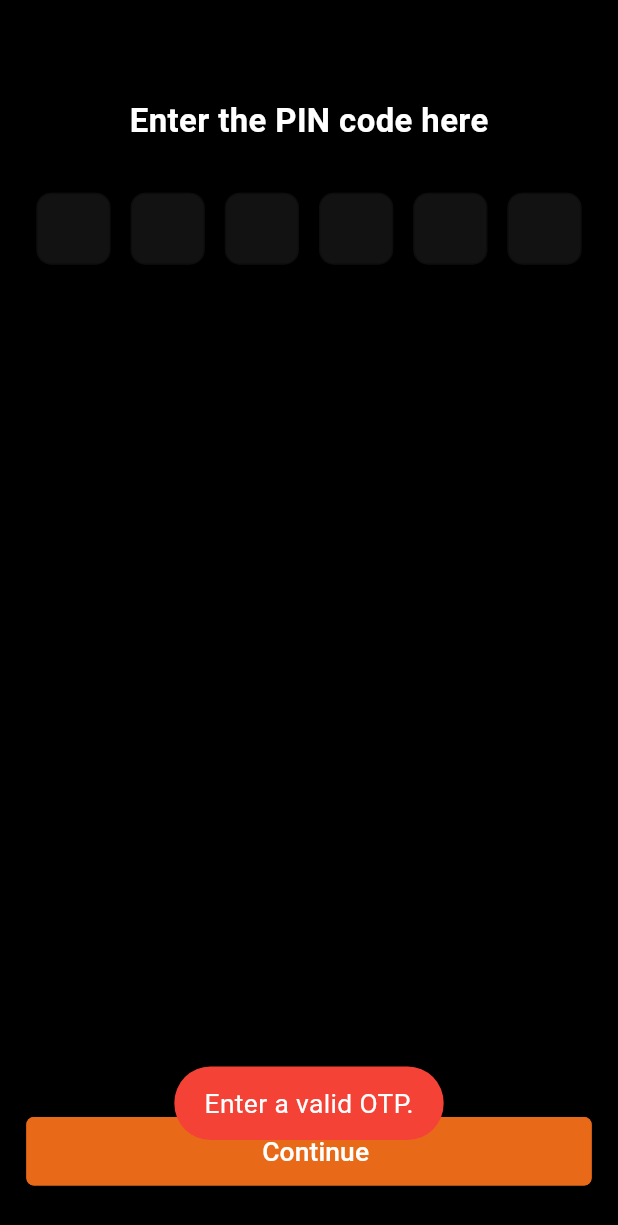
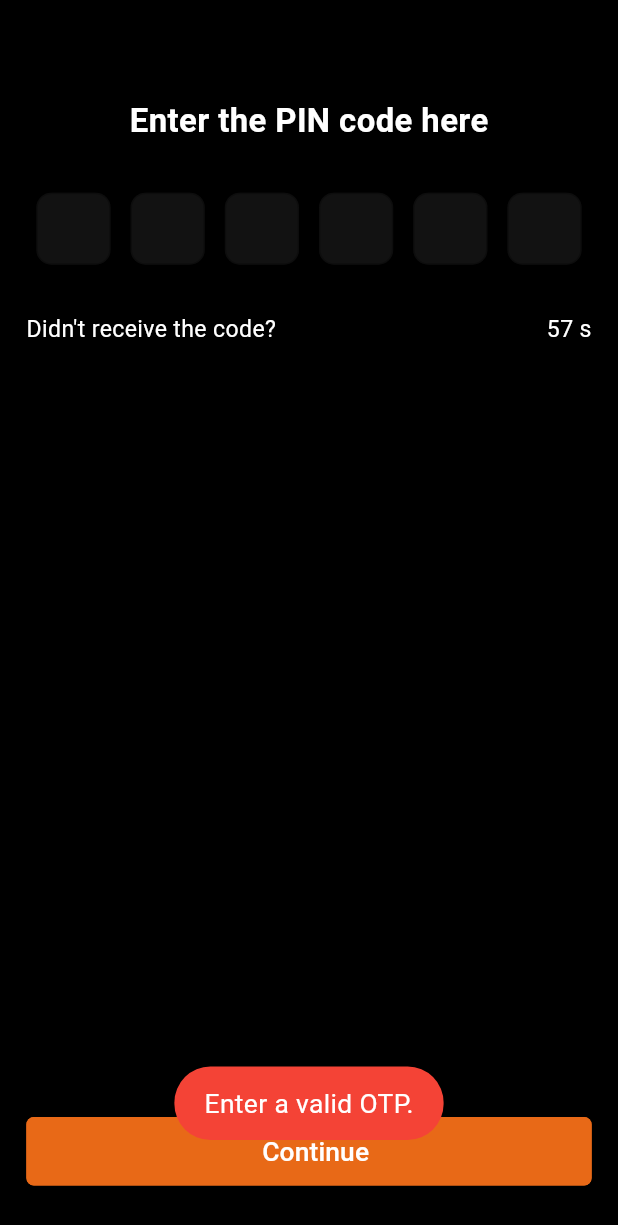
Before and after one commit to EvyxDev/Eventown, a Flutter app: the OtpScreen screen opened by its route, after a tap on "Continue", on a phone screen of 412 x 824 dp. Shown: the top 1225 px of the screen. Run offline on Flutter 3.47's test engine with Material 3 defaults, Android fonts, the light colour scheme and no system bars; drawn by our look-alikes of otp_text_field; our stand-ins replace crystal_navigation_bar, dartz, dio, flutter_bloc, flutter_screenutil, flutter_svg and 4 more; missing offline and left inert: bottom_sheet, data_connection_checker_tv, jumping_dot; accounts and stored records are empty.

Commit message:
Add resend code and refactor

```diff
--- a/assets/translations/ar.json
+++ b/assets/translations/ar.json
@@ -73,5 +73,7 @@
     "accountCreated": "تم إنشاء الحساب بنجاح.",
     "changePassword": "تغيير كلمة المرور",
     "typeYourRegisteredEmailToReceivePINCode": "اكتب بريدك الإلكتروني المسجل لتلقي رمز PIN.",
-    "passwordChangedSuccessfully": "تم تغيير كلمة المرور بنجاح."
+    "passwordChangedSuccessfully": "تم تغيير كلمة المرور بنجاح.",
+    "didntReceiveCode": "لم تتلقى الرمز؟",
+    "resendCode": "إعادة إرسال الرمز"
 }
--- a/assets/translations/en.json
+++ b/assets/translations/en.json
@@ -73,5 +73,7 @@
     "accountCreated": "Account created successfully.",
     "changePassword": "Change Password",
     "typeYourRegisteredEmailToReceivePINCode": "Type your registered email to receive PIN code.",
-    "passwordChangedSuccessfully": "Password changed successfully."
+    "passwordChangedSuccessfully": "Password changed successfully.",
+    "didntReceiveCode": "Didn't receive the code?",
+    "resendCode": "Resend Code"
 }
--- a/lib/core/databases/api/end_points.dart
+++ b/lib/core/databases/api/end_points.dart
@@ -20,4 +20,5 @@ class EndPoints {
   static const String verfiyResetPassword = '/api/v1/auth/verifyResetCode';
   static const String resetPassword = '/api/v1/auth/resetPassword';
   static const String verfiyEmailCode = '/api/v1/auth/verifyEmailCode';
+  static const String resendCode = '/api/v1/auth/resendCode';
 }
--- a/lib/core/utils/app_strings.dart.dart
+++ b/lib/core/utils/app_strings.dart.dart
@@ -102,4 +102,9 @@ abstract class AppStrings {
   //Password Changed Successfully
   static const String passwordChangedSuccessfully =
       "passwordChangedSuccessfully";
+
+  //didntReceiveCode
+  static const String didntReceiveCode = "didntReceiveCode";
+  //resendCode
+  static const String resendCode = "resendCode";
 }
--- a/lib/features/sign_in/presentation/screens/sign_in_screen.dart
+++ b/lib/features/sign_in/presentation/screens/sign_in_screen.dart
@@ -25,7 +25,7 @@ class SignInScreen extends StatelessWidget {
           if (state is SignInSuccess) {
             Navigator.pushNamedAndRemoveUntil(
               context,
-              Routes.homeScreen,
+              Routes.base,
               (route) => false,
             );
           } else if (state is SignInFailed) {
@@ -60,7 +60,7 @@ class SignInScreen extends StatelessWidget {
                       SizedBox(height: 32.h),
                       CustomTextFormField(
                         controller: SignInCubit.get(context).emailController,
-                        hintText: AppStrings.email.tr(context),
+                        labelText: AppStrings.email.tr(context),
                         obscureText: false,
                         enabled: state is! SignInLoading,
                         validator: (value) {
@@ -72,7 +72,7 @@ class SignInScreen extends StatelessWidget {
                       SizedBox(height: 24.h),
                       CustomTextFormField(
                         controller: SignInCubit.get(context).passwordController,
-                        hintText: AppStrings.password.tr(context),
+                        labelText: AppStrings.password.tr(context),
                         enabled: state is! SignInLoading,
                         obscureText: SignInCubit.get(context).isPasswordObscure,
                         suffixIcon: GestureDetector(
--- a/lib/features/sign_up/presentation/cubit/sign_up_state.dart
+++ b/lib/features/sign_up/presentation/cubit/sign_up_state.dart
@@ -20,7 +20,6 @@ final class SignUpFailed extends SignUpState {
   SignUpFailed(this.message);
 }
 
-
 final class OtpLoading extends SignUpState {}
 
 final class OtpSuccess extends SignUpState {}
@@ -29,3 +28,12 @@ final class OtpFailed extends SignUpState {
   final String message;
   OtpFailed(this.message);
 }
+
+final class ResendCodeLoading extends SignUpState {}
+
+final class ResendCodeSuccess extends SignUpState {}
+
+final class ResendCodeFailed extends SignUpState {
+  final String message;
+  ResendCodeFailed(this.message);
+}
--- a/lib/features/sign_up/presentation/screens/otp_screen.dart
+++ b/lib/features/sign_up/presentation/screens/otp_screen.dart
@@ -1,3 +1,5 @@
+import 'dart:async';
+
 import 'package:eventown/core/common/common.dart';
 import 'package:eventown/core/locale/app_loacl.dart';
 import 'package:eventown/core/routes/app_routes.dart';
@@ -14,8 +16,46 @@ import 'package:flutter_screenutil/flutter_screenutil.dart';
 import 'package:otp_text_field/otp_text_field.dart';
 import 'package:otp_text_field/style.dart';
 
-class OtpScreen extends StatelessWidget {
+class OtpScreen extends StatefulWidget {
   const OtpScreen({super.key});
+
+  @override
+  State<OtpScreen> createState() => _OtpScreenState();
+}
+
+class _OtpScreenState extends State<OtpScreen> {
+  late Timer _timer;
+  int _start = 60;
+
+  @override
+  void initState() {
+    super.initState();
+    startTimer();
+  }
+
+  void startTimer() {
+    _start = 60;
+    _timer = Timer.periodic(
+      const Duration(seconds: 1),
+      (timer) {
+        if (_start == 0) {
+          setState(() {
+            timer.cancel();
+          });
+        } else {
+          setState(() {
+            _start--;
+          });
+        }
+      },
+    );
+  }
+
+  @override
+  void dispose() {
+    _timer.cancel();
+    super.dispose();
+  }
 
   @override
   Widget build(BuildContext context) {
@@ -70,6 +110,34 @@ class OtpScreen extends StatelessWidget {
                           },
                   ),
                 ),
+                SizedBox(height: 32.h),
+                state is ResendCodeLoading
+                    ? const CustomLoadingIndicator()
+                    : Row(
+                        mainAxisAlignment: MainAxisAlignment.spaceBetween,
+                        children: [
+                          Text(
+                            AppStrings.didntReceiveCode.tr(context),
+                            style: CustomTextStyle.roboto400sized14White,
+                          ),
+                          _start == 0
+                              ? InkWell(
+                                  onTap: () {
+                                    SignUpCubit.get(context).reSendCode();
+                                    startTimer();
+                                  },
+                                  child: Text(
+                                    AppStrings.resendCode.tr(context),
+                                    style:
+                                        CustomTextStyle.roboto400sized14White,
+                                  ),
+                                )
+                              : Text(
+                                  '$_start s',
+                                  style: CustomTextStyle.roboto400sized14White,
+                                ),
+                        ],
+                      ),
                 const Spacer(),
                 state is OtpLoading
                     ? const CustomLoadingIndicator()
--- a/lib/features/splash/splash_screen.dart
+++ b/lib/features/splash/splash_screen.dart
@@ -39,9 +39,9 @@ class _SplashScreenState extends State<SplashScreen> {
       const Duration(seconds: 3),
       () {
         if (token != null) {
-          //home screen
+          //base screen
           Navigator.of(context).pushNamedAndRemoveUntil(
-            Routes.homeScreen,
+            Routes.base,
             (route) => false,
           );
         } else {
```
Also changed, not shown: lib/core/theme/app_dark_theme.dart (+21 -0 lines), lib/features/sign_up/data/repositories/sign_up_repo.dart (+16 -0 lines), lib/features/sign_up/presentation/cubit/sign_up_cubit.dart (+20 -0 lines).
